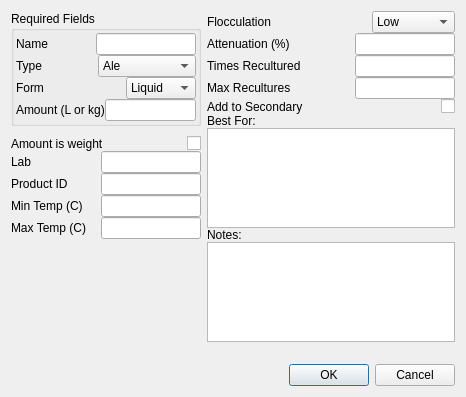
Old version of the form yeastEditor.ui in the repository Brewtarget/brewtarget.
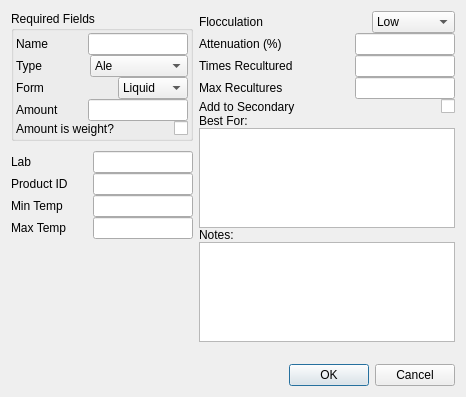
New version of the form.

Patch:
```diff
--- a/yeastEditor.ui
+++ b/yeastEditor.ui
@@ -149,7 +149,7 @@
           <item>
            <widget class="QLabel" name="label_4" >
             <property name="text" >
-             <string>Amount (L or kg)</string>
+             <string>Amount</string>
             </property>
            </widget>
           </item>
@@ -171,6 +171,39 @@
           </item>
          </layout>
         </item>
+        <item>
+         <layout class="QHBoxLayout" name="horizontalLayout_5" >
+          <item>
+           <widget class="QLabel" name="label_5" >
+            <property name="sizePolicy" >
+             <sizepolicy vsizetype="Preferred" hsizetype="Expanding" >
+              <horstretch>0</horstretch>
+              <verstretch>0</verstretch>
+             </sizepolicy>
+            </property>
+            <property name="toolTip" >
+             <string>Check it if the amount given is in kg instead of L.</string>
+            </property>
+            <property name="text" >
+             <string>Amount is weight?</string>
+            </property>
+           </widget>
+          </item>
+          <item>
+           <widget class="QCheckBox" name="checkBox_amountIsWeight" >
+            <property name="sizePolicy" >
+             <sizepolicy vsizetype="Fixed" hsizetype="Preferred" >
+              <horstretch>0</horstretch>
+              <verstretch>0</verstretch>
+             </sizepolicy>
+            </property>
+            <property name="text" >
+             <string/>
+            </property>
+           </widget>
+          </item>
+         </layout>
+        </item>
        </layout>
       </widget>
      </item>
@@ -190,39 +223,6 @@
        </property>
       </spacer>
      </item>
-     <item>
-      <layout class="QHBoxLayout" name="horizontalLayout_5" >
-       <item>
-        <widget class="QLabel" name="label_5" >
-         <property name="sizePolicy" >
-          <sizepolicy vsizetype="Preferred" hsizetype="Expanding" >
-           <horstretch>0</horstretch>
-           <verstretch>0</verstretch>
-          </sizepolicy>
-         </property>
-         <property name="toolTip" >
-          <string>Check it if the amount given is in kg instead of L.</string>
-         </property>
-         <property name="text" >
-          <string>Amount is weight</string>
-         </property>
-        </widget>
-       </item>
-       <item>
-        <widget class="QCheckBox" name="checkBox_amountIsWeight" >
-         <property name="sizePolicy" >
-          <sizepolicy vsizetype="Fixed" hsizetype="Preferred" >
-           <horstretch>0</horstretch>
-           <verstretch>0</verstretch>
-          </sizepolicy>
-         </property>
-         <property name="text" >
-          <string/>
-         </property>
-        </widget>
-       </item>
-      </layout>
-     </item>
      <item>
       <layout class="QHBoxLayout" name="horizontalLayout_7" >
        <item>
@@ -282,7 +282,7 @@
        <item>
         <widget class="QLabel" name="label_8" >
          <property name="text" >
-          <string>Min Temp (C)</string>
+          <string>Min Temp</string>
          </property>
         </widget>
        </item>
@@ -309,7 +309,7 @@
        <item>
         <widget class="QLabel" name="label_9" >
          <property name="text" >
-          <string>Max Temp (C)</string>
+          <string>Max Temp</string>
          </property>
         </widget>
        </item>
```
